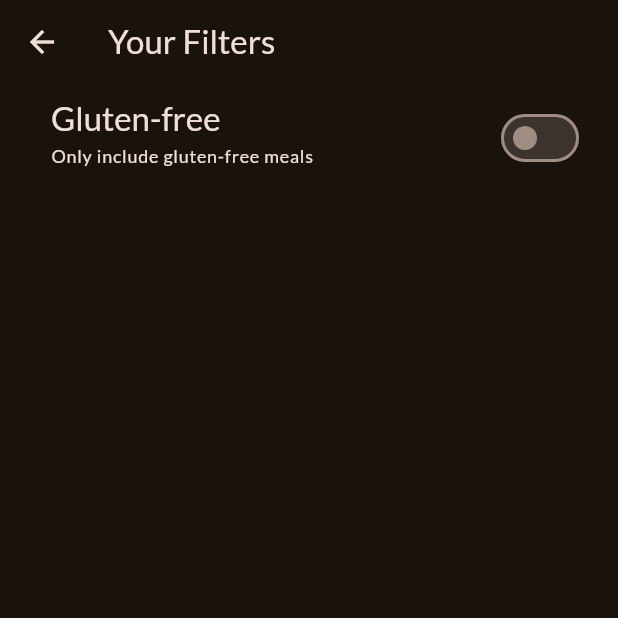
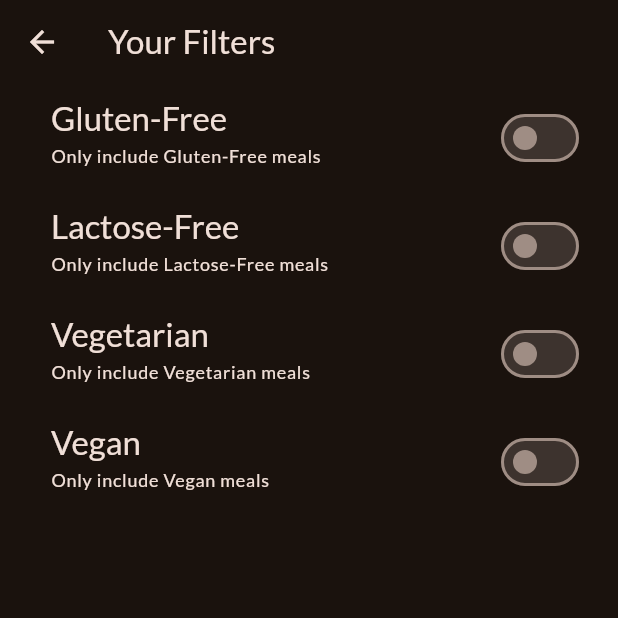
Before and after one commit to rebertiger/meals_app, a Flutter app: the FiltersScreen screen opened directly, on a phone screen of 412 x 824 dp, the top half of it. Run offline on Flutter 3.47's test engine with Material 3 defaults, Android fonts, the phone set to English and light mode, and no system bars; our stand-ins replace google_fonts, transparent_image.

Commit message:
Make FilterTile widget seperate to avoid repeats

```diff
--- a/lib/screens/filters.dart
+++ b/lib/screens/filters.dart
@@ -1,4 +1,5 @@
 import 'package:flutter/material.dart';
+import 'package:meals_app/widgets/filter_tile.dart';
 
 class FiltersScreen extends StatefulWidget {
   const FiltersScreen({super.key});
@@ -10,8 +11,10 @@ class FiltersScreen extends StatefulWidget {
 }
 
 class _FiltersScreenState extends State<FiltersScreen> {
-  var _glutenFreeFilterSet = false;
-
+  final _glutenFreeFilterSet = false;
+  final _lactoseFreeFilterSet = false;
+  final _vegetarianFilterSet = false;
+  final _veganFilterSet = false;
 
   @override
   Widget build(BuildContext context) {
@@ -22,30 +25,11 @@ class _FiltersScreenState extends State<FiltersScreen> {
       ),
       body: Column(
         children: [
-          SwitchListTile(
-            value: _glutenFreeFilterSet,
-            onChanged: (isChecked) {
-              setState(() {
-                _glutenFreeFilterSet = isChecked;
-              });
-            },
-            title: Text(
-              'Gluten-free',
-              style: Theme.of(context)
-                  .textTheme
-                  .titleLarge!
-                  .copyWith(color: Theme.of(context).colorScheme.onSurface),
-            ),
-            subtitle: Text(
-              'Only include gluten-free meals',
-              style: Theme.of(context)
-                  .textTheme
-                  .labelMedium!
-                  .copyWith(color: Theme.of(context).colorScheme.onSurface),
-            ),
-            activeColor: Theme.of(context).colorScheme.tertiary,
-            contentPadding: const EdgeInsets.only(left: 34,right: 22),
-          ),
+          FilterTile(isFilterSet: _glutenFreeFilterSet,filterTitle: 'Gluten-Free',), //glutenfree
+          FilterTile(isFilterSet: _lactoseFreeFilterSet,filterTitle: 'Lactose-Free',), //lactosefree
+          FilterTile(isFilterSet: _vegetarianFilterSet,filterTitle: 'Vegetarian',), // vegetarian
+          FilterTile(isFilterSet: _veganFilterSet,filterTitle: 'Vegan',), // vegan
+
         ],
       ),
     );
--- /dev/null
+++ b/lib/widgets/filter_tile.dart
@@ -0,0 +1,43 @@
+import 'package:flutter/material.dart';
+
+// ignore: must_be_immutable
+class FilterTile extends StatefulWidget{
+  FilterTile({super.key,required this.isFilterSet, required this.filterTitle});
+  String filterTitle;
+  bool isFilterSet;
+
+  @override
+  State<StatefulWidget> createState() {
+    return FilterTileState();
+  }
+
+}
+class FilterTileState extends State<FilterTile>{
+  @override
+  Widget build(BuildContext context){
+    return SwitchListTile(
+            value: widget.isFilterSet,
+            onChanged: (isChecked) {
+              setState(() {
+                widget.isFilterSet = isChecked;
+              });
+            },
+            title: Text(
+              widget.filterTitle,
+              style: Theme.of(context)
+                  .textTheme
+                  .titleLarge!
+                  .copyWith(color: Theme.of(context).colorScheme.onSurface),
+            ),
+            subtitle: Text(
+              'Only include ${widget.filterTitle} meals',
+              style: Theme.of(context)
+                  .textTheme
+                  .labelMedium!
+                  .copyWith(color: Theme.of(context).colorScheme.onSurface),
+            ),
+            activeColor: Theme.of(context).colorScheme.tertiary,
+            contentPadding: const EdgeInsets.only(left: 34,right: 22),
+          );
+  }
+}
```
